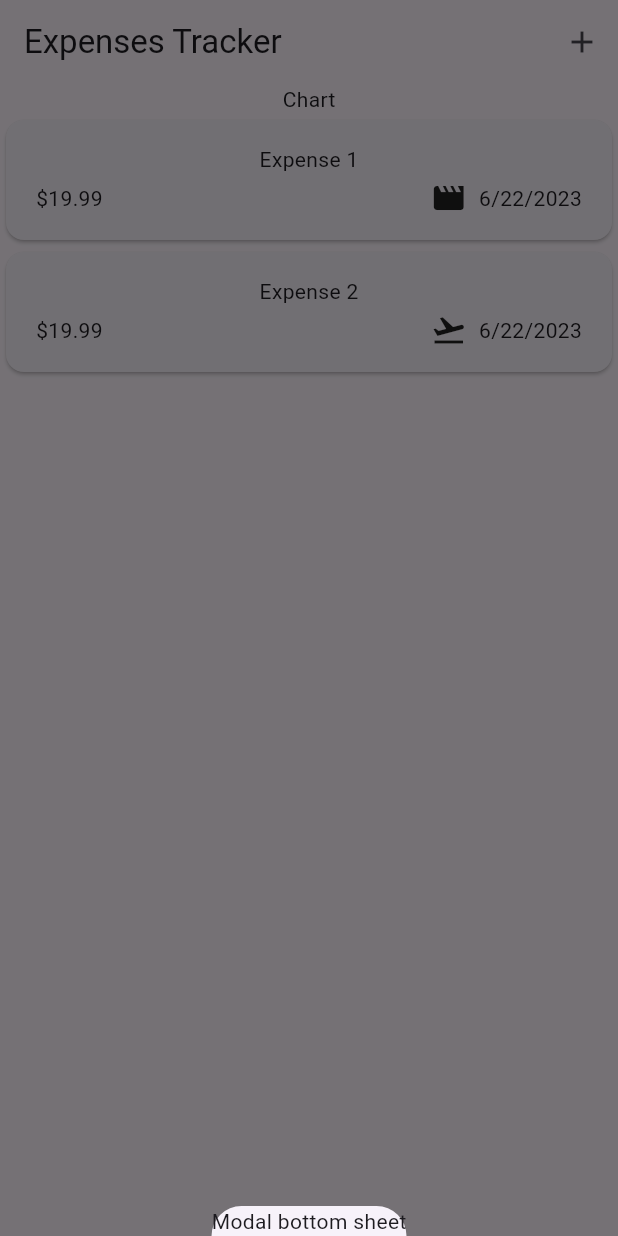
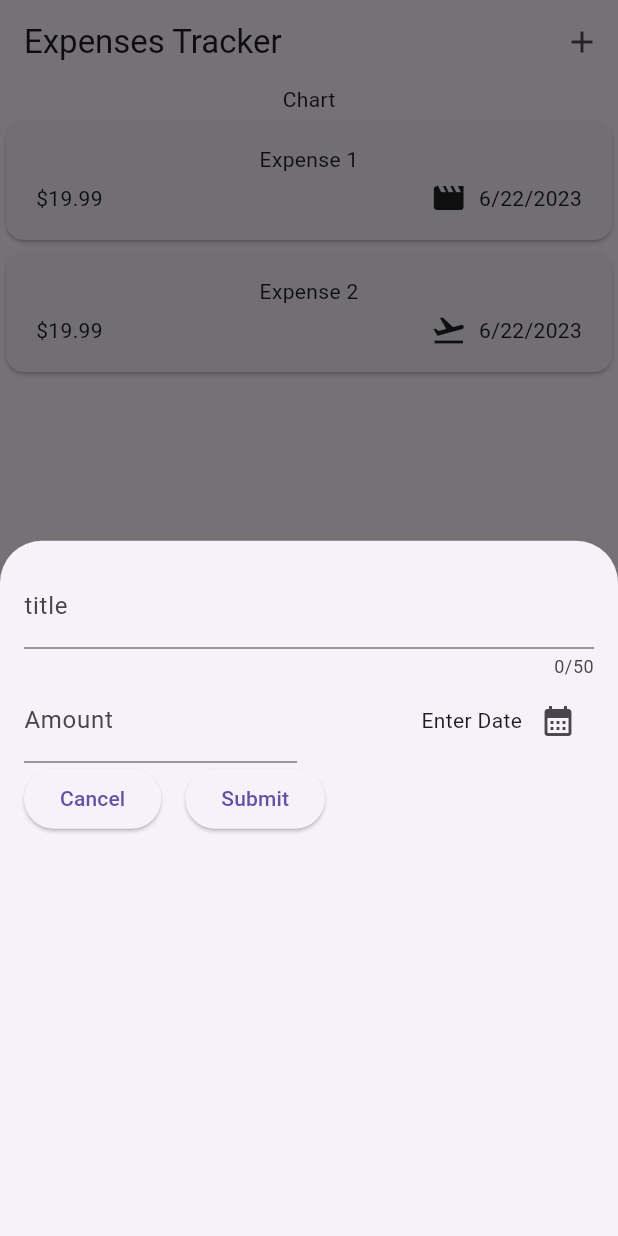
Before and after one commit to siddharth200119/flutter_expenses_app, a Flutter app: the screen it shows after launch, after a tap on the "add" icon, on a phone screen of 412 x 824 dp. Run offline on Flutter 3.47's test engine with Material 2 defaults, Android fonts, the phone set to English and light mode, and no system bars.

Commit message:
Added date picker and final overlay for adding expense

```diff
--- /dev/null
+++ b/lib/widgets/expenses_list/new_expense.dart
@@ -0,0 +1,109 @@
+import 'package:flutter/material.dart';
+
+class NewExpense extends StatefulWidget {
+  const NewExpense({super.key});
+
+  @override
+  State<NewExpense> createState() {
+    return _NewExpenseState();
+  }
+}
+
+class _NewExpenseState extends State<NewExpense> {
+  final _titleContoller = TextEditingController();
+  final _amountController = TextEditingController();
+
+  void _presentDatePicker() {
+    final today = DateTime.now();
+    showDatePicker(
+      context: context,
+      initialDate: today,
+      firstDate: DateTime(today.year - 1, today.month, today.day),
+      lastDate: today,
+    );
+  }
+
+  @override
+  void dispose() {
+    _titleContoller.dispose();
+    _amountController.dispose();
+    super.dispose();
+  }
+
+  @override
+  Widget build(BuildContext context) {
+    return Padding(
+      padding: const EdgeInsets.all(16),
+      child: Column(
+        children: [
+          TextField(
+            controller: _titleContoller,
+            maxLength: 50,
+            decoration: const InputDecoration(
+              label: Text(
+                "title",
+              ),
+            ),
+          ),
+          Row(
+            children: [
+              Expanded(
+                child: TextField(
+                  controller: _amountController,
+                  keyboardType: TextInputType.number,
+                  decoration: const InputDecoration(
+                    prefixText: '\$ ',
+                    label: Text(
+                      "Amount",
+                    ),
+                  ),
+                ),
+              ),
+              const SizedBox(
+                width: 16,
+              ),
+              Expanded(
+                child: Row(
+                  mainAxisAlignment: MainAxisAlignment.end,
+                  children: [
+                    const Text(
+                      "Enter Date",
+                    ),
+                    IconButton(
+                      onPressed: _presentDatePicker,
+                      icon: const Icon(Icons.calendar_month),
+                    )
+                  ],
+                ),
+              )
+            ],
+          ),
+          Row(
+            children: [
+              ElevatedButton(
+                onPressed: () {
+                  Navigator.pop(context);
+                },
+                child: const Text(
+                  "Cancel",
+                ),
+              ),
+              const SizedBox(
+                width: 16,
+              ),
+              ElevatedButton(
+                onPressed: () {
+                  print(_titleContoller.text);
+                  print(_amountController.text);
+                },
+                child: const Text(
+                  "Submit",
+                ),
+              ),
+            ],
+          ),
+        ],
+      ),
+    );
+  }
+}
--- a/lib/widgets/expenses_screen.dart
+++ b/lib/widgets/expenses_screen.dart
@@ -1,6 +1,7 @@
 import 'package:flutter/material.dart';
 import 'package:expenses_app/model/expense.dart';
 import 'package:expenses_app/widgets/expenses_list/expenses_list.dart';
+import 'package:expenses_app/widgets/expenses_list/new_expense.dart';
 
 class ExpensesScreen extends StatefulWidget {
   const ExpensesScreen({super.key});
@@ -27,7 +28,7 @@ class _ExpensesScreenState extends State<ExpensesScreen> {
 
   void _openAddExpenseOverlay(){
     showModalBottomSheet(context: context, builder: (ctx) {
-      return Text("Modal bottom sheet");
+      return const NewExpense();
     });
   }
 
```
